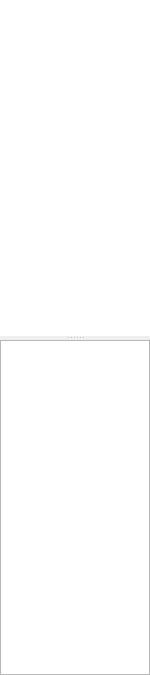
The window that apps/ide/project/projectbrowserdockwidget.ui (christopherpow/nesicide) describes before a commit, drawn with Qt 5.
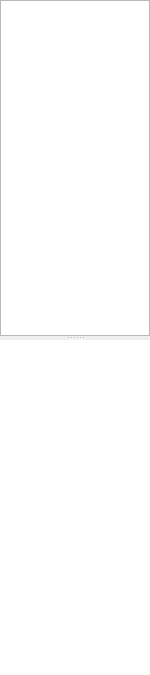
The same window after the commit. Custom widgets are drawn as their Qt base class.

Commit message: Replacing CProjectTreeView with new CProjectTreeWidget, which uses the new data model only.

Diff of the .ui file:
```diff
--- a/apps/ide/project/projectbrowserdockwidget.ui
+++ b/apps/ide/project/projectbrowserdockwidget.ui
@@ -44,7 +44,8 @@
       <property name="orientation">
        <enum>Qt::Vertical</enum>
       </property>
-      <widget class="CProjectTreeView" name="projectTreeView">
+      <widget class="QListView" name="projectListView"/>
+      <widget class="CProjectTreeWidget" name="projectTreeWidget">
        <property name="enabled">
         <bool>true</bool>
        </property>
@@ -72,11 +73,15 @@
        <property name="headerHidden">
         <bool>true</bool>
        </property>
-       <attribute name="headerDefaultSectionSize">
-        <number>0</number>
+       <attribute name="headerVisible">
+        <bool>false</bool>
        </attribute>
+       <column>
+        <property name="text">
+         <string notr="true">1</string>
+        </property>
+       </column>
       </widget>
-      <widget class="QListView" name="projectListView"/>
      </widget>
     </item>
    </layout>
@@ -84,9 +89,9 @@
  </widget>
  <customwidgets>
   <customwidget>
-   <class>CProjectTreeView</class>
-   <extends>QTreeView</extends>
-   <header location="global">cprojecttreeview.h</header>
+   <class>CProjectTreeWidget</class>
+   <extends>QTreeWidget</extends>
+   <header>cprojecttreewidget.h</header>
   </customwidget>
  </customwidgets>
  <resources/>
```
The commit also changes 8 other files.
